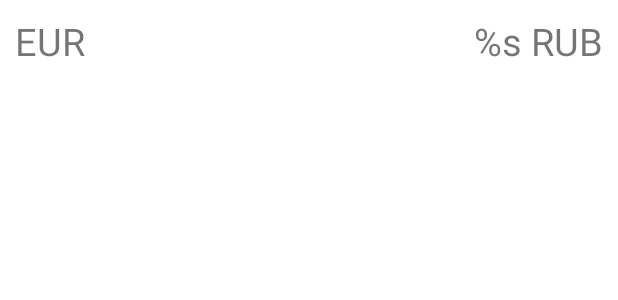
After one commit to CrazyApple888/MoneyConverter, an Android app: the layout item_view.xml on its own in the app's theme, with its tools: preview values and no code run, on a phone screen of 412 x 824 dp. The commit adds this screen. Shown: the top 300 px of the screen. Run offline under Robolectric (Android 15) with nearby library versions, the phone set to English and light mode, and no system bars.

Commit message:
Created fragments, parsed JSON and implemented adapter. Need to refactor CurrencyGetter.kt because "lateinit property currenciesJson has not been initialized"

```diff
--- a/app/build.gradle
+++ b/app/build.gradle
@@ -41,6 +41,8 @@ dependencies {
     implementation 'com.google.android.material:material:1.4.0'
     implementation 'androidx.constraintlayout:constraintlayout:2.1.0'
     implementation 'androidx.legacy:legacy-support-v4:1.0.0'
+    implementation 'androidx.navigation:navigation-fragment-ktx:2.3.5'
+    implementation 'androidx.navigation:navigation-ui-ktx:2.3.5'
     testImplementation 'junit:junit:4.13.2'
     androidTestImplementation 'androidx.test.ext:junit:1.1.3'
     androidTestImplementation 'androidx.test.espresso:espresso-core:3.4.0'
--- a/app/src/main/java/ru/isachenko/moneyconverter/Wallet.kt
+++ b/app/src/main/java/ru/isachenko/moneyconverter/Wallet.kt
@@ -3,5 +3,6 @@ package ru.isachenko.moneyconverter
 data class Wallet(
     val charCode: String,
     val name: String,
-    val value: Double
+    val value: Double,
+    val previousValue: Double
 )
--- a/app/src/main/res/drawable/ic_converter.xml
+++ b/app/src/main/res/drawable/ic_converter.xml
@@ -6,5 +6,5 @@
     android:tint="?attr/colorControlNormal">
   <path
       android:fillColor="@android:color/white"
-      android:pathData="M11.8,10.9c-2.27,-0.59 -3,-1.2 -3,-2.15 0,-1.09 1.01,-1.85 2.7,-1.85 1.78,0 2.44,0.85 2.5,2.1h2.21c-0.07,-1.72 -1.12,-3.3 -3.21,-3.81V3h-3v2.16c-1.94,0.42 -3.5,1.68 -3.5,3.61 0,2.31 1.91,3.46 4.7,4.13 2.5,0.6 3,1.48 3,2.41 0,0.69 -0.49,1.79 -2.7,1.79 -2.06,0 -2.87,-0.92 -2.98,-2.1h-2.2c0.12,2.19 1.76,3.42 3.68,3.83V21h3v-2.15c1.95,-0.37 3.5,-1.5 3.5,-3.55 0,-2.84 -2.43,-3.81 -4.7,-4.4z"/>
+      android:pathData="M9.01,14H2v2h7.01v3L13,15l-3.99,-4V14zM14.99,13v-3H22V8h-7.01V5L11,9L14.99,13z"/>
 </vector>
--- a/app/src/main/res/layout/activity_main.xml
+++ b/app/src/main/res/layout/activity_main.xml
@@ -10,16 +10,18 @@
         android:id="@+id/text_view"
         android:layout_width="match_parent"
         android:layout_height="wrap_content"
-        android:text=""
         app:layout_constraintStart_toStartOf="parent"
         app:layout_constraintTop_toTopOf="parent" />
 
     <androidx.fragment.app.FragmentContainerView
+        android:id="@+id/nav_host_fragment"
+        android:name="androidx.navigation.fragment.NavHostFragment"
         android:layout_width="match_parent"
         android:layout_height="0dp"
+        app:layout_constraintBottom_toTopOf="@id/bottom_menu_bar"
         app:layout_constraintStart_toStartOf="parent"
         app:layout_constraintTop_toTopOf="parent"
-        app:layout_constraintBottom_toTopOf="@id/bottom_menu_bar"/>
+        app:navGraph="@navigation/nav_graph" />
 
     <com.google.android.material.bottomnavigation.BottomNavigationView
         android:id="@+id/bottom_menu_bar"
--- a/app/src/main/res/layout/fragment_currency_list_fragment.xml
+++ b/app/src/main/res/layout/fragment_currency_list.xml
@@ -3,10 +3,10 @@
     xmlns:tools="http://schemas.android.com/tools"
     android:layout_width="match_parent"
     android:layout_height="match_parent"
-    xmlns:app="http://schemas.android.com/apk/res-auto"
     tools:context=".CurrencyListFragment">
 
     <androidx.recyclerview.widget.RecyclerView
+        android:id="@+id/recyclerView"
         android:layout_width="match_parent"
         android:layout_height="match_parent"/>
 </FrameLayout>
--- /dev/null
+++ b/app/src/main/res/layout/item_view.xml
@@ -0,0 +1,28 @@
+<?xml version="1.0" encoding="utf-8"?>
+<androidx.constraintlayout.widget.ConstraintLayout xmlns:android="http://schemas.android.com/apk/res/android"
+    android:layout_width="match_parent"
+    android:layout_height="wrap_content"
+    android:padding="10dp"
+    xmlns:app="http://schemas.android.com/apk/res-auto">
+
+    <com.google.android.material.textview.MaterialTextView
+        android:id="@+id/char_code"
+        android:layout_width="wrap_content"
+        android:layout_height="wrap_content"
+        app:layout_constraintStart_toStartOf="parent"
+        app:layout_constraintTop_toTopOf="parent"
+        android:text="EUR"
+        android:textSize="25sp"
+        />
+    <com.google.android.material.textview.MaterialTextView
+        android:id="@+id/value"
+        android:layout_width="wrap_content"
+        android:layout_height="wrap_content"
+        app:layout_constraintEnd_toEndOf="parent"
+        app:layout_constraintBottom_toBottomOf="parent"
+        app:layout_constraintTop_toTopOf="parent"
+        android:textSize="25sp"
+        android:text="@string/currency_value_RUB"
+        />
+
+</androidx.constraintlayout.widget.ConstraintLayout>
--- a/app/src/main/res/menu/bottom_menu.xml
+++ b/app/src/main/res/menu/bottom_menu.xml
@@ -1,14 +1,14 @@
 <?xml version="1.0" encoding="utf-8"?>
 <menu xmlns:android="http://schemas.android.com/apk/res/android">
     <item
-        android:id="@+id/list_bottom_button"
+        android:id="@+id/currencyListFragment"
         android:enabled="true"
         android:icon="@drawable/ic_wallet_list"
         android:title="@string/list_string"
         />
 
     <item
-        android:id="@+id/converter_bottom_button"
+        android:id="@+id/converterFragment"
         android:enabled="true"
         android:icon="@drawable/ic_converter"
         android:title="@string/converter_string"
--- a/app/src/main/res/values/strings.xml
+++ b/app/src/main/res/values/strings.xml
@@ -2,6 +2,6 @@
     <string name="app_name">Money Converter</string>
     <string name="list_string">List</string>
     <string name="converter_string">Converter</string>
-    <!-- TODO: Remove or change this placeholder text -->
+    <string name="currency_value_RUB">%s RUB</string>
     <string name="hello_blank_fragment">Hello blank fragment</string>
 </resources>
```
Also changed, not shown: app/src/main/java/ru/isachenko/moneyconverter/CurrencyGetter.kt (+27 -26 lines), app/src/main/java/ru/isachenko/moneyconverter/CurrencyListFragment.kt (+10 -2 lines), app/src/main/java/ru/isachenko/moneyconverter/MainActivity.kt (+6 -16 lines), app/src/main/java/ru/isachenko/moneyconverter/WalletAdapter.kt (+13 -7 lines), app/src/main/res/navigation/nav_graph.xml (added, +26 -0 lines).
